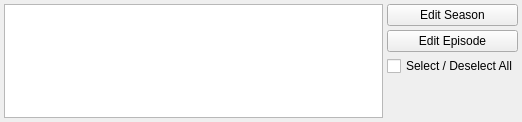
Qt form src/trunk/ui/ui_WorkBench.ui (rexMingla/my-renamer) before a commit.
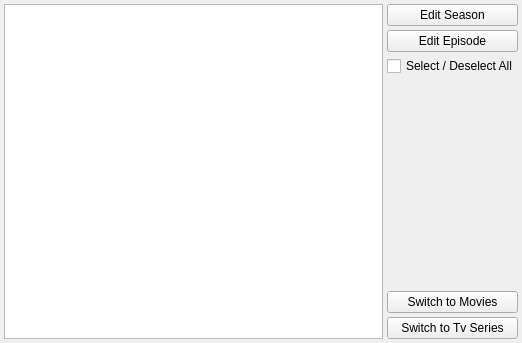
The same form after that commit.

Commit message: started move towards movie mode

```diff
--- a/src/trunk/ui/ui_WorkBench.ui
+++ b/src/trunk/ui/ui_WorkBench.ui
@@ -7,7 +7,7 @@
     <x>0</x>
     <y>0</y>
     <width>522</width>
-    <height>122</height>
+    <height>343</height>
    </rect>
   </property>
   <property name="windowTitle">
@@ -74,6 +74,20 @@
        </property>
       </spacer>
      </item>
+     <item>
+      <widget class="QPushButton" name="movieButton">
+       <property name="text">
+        <string>Switch to Movies</string>
+       </property>
+      </widget>
+     </item>
+     <item>
+      <widget class="QPushButton" name="tvButton">
+       <property name="text">
+        <string>Switch to Tv Series</string>
+       </property>
+      </widget>
+     </item>
     </layout>
    </item>
   </layout>
```
The commit also changes 7 other files.
